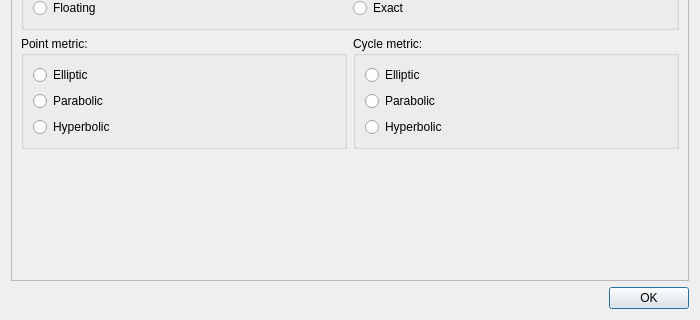
The window that forms/propertiesdialog.ui (lhutton1/moebinv-gui) describes before a commit, drawn with Qt 5; both pictures show x 0 to 700 and y 180 to 500 of the 700 by 500 pixel window.
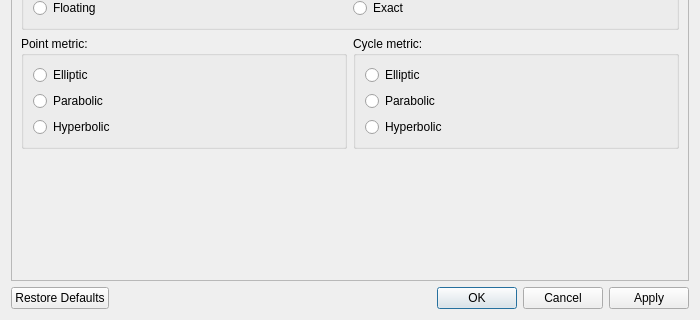
The same window after the commit.

Commit message: added restore defaults, apply and cancel to settings and properties

```diff
--- a/forms/propertiesdialog.ui
+++ b/forms/propertiesdialog.ui
@@ -163,7 +163,7 @@
       <enum>Qt::Horizontal</enum>
      </property>
      <property name="standardButtons">
-      <set>QDialogButtonBox::Ok</set>
+      <set>QDialogButtonBox::Apply|QDialogButtonBox::Cancel|QDialogButtonBox::Ok|QDialogButtonBox::RestoreDefaults</set>
      </property>
     </widget>
    </item>
```
The commit also changes 6 other files.
